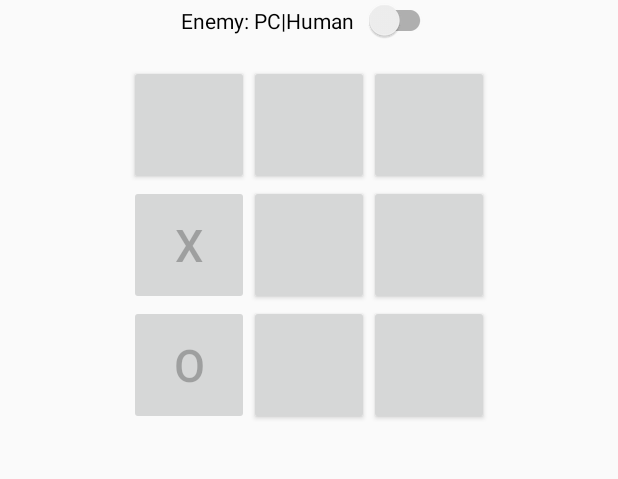
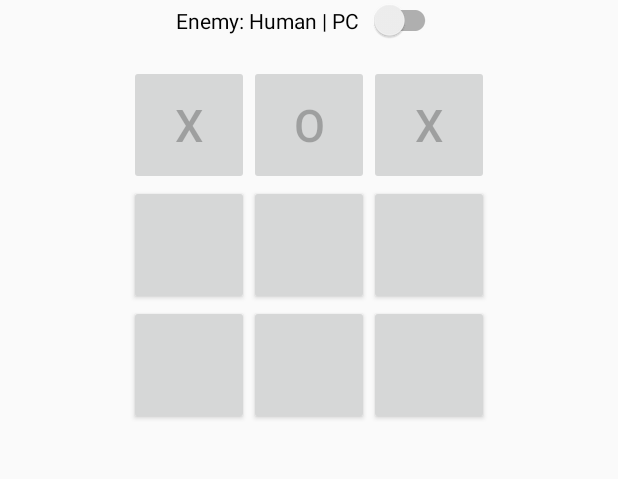
Before and after one commit to af2905/TicTacToy, an Android app: the screen it shows after launch (MainActivity), after a tap on an icon or button, on a phone screen of 412 x 824 dp, the part 137-616 px from its top. Run offline under Robolectric (Android 15) with nearby library versions, the phone set to English and light mode, and no system bars; 2 other taps on this screen came first.

Commit message:
Main activity in savedInstanceState and onClick changed

```diff
--- a/app/src/main/java/ru/job4j/tictactoy/Logic.java
+++ b/app/src/main/java/ru/job4j/tictactoy/Logic.java
@@ -41,7 +41,7 @@ class Logic {
                 break;
             }
         }
-        if (win == false) {
+        if (!win) {
             for (int i = 0; i < 3; i++) {
                 if (board[0][i] != null && board[0][i].equals(board[1][i])
                         && board[1][i].equals(board[2][i]) && board[0][i].equals(mark)) {
@@ -50,7 +50,7 @@ class Logic {
                 }
             }
         }
-        if (win == false) {
+        if (!win) {
             for (int i = 0; i < board.length; i++) {
                 for (int j = 0; j < board[i].length; j++) {
                     if (board[0][0] != null && board[0][0] == board[1][1]
@@ -60,7 +60,7 @@ class Logic {
                 }
             }
         }
-        if (win == false) {
+        if (!win) {
             for (int i = 0; i < board.length; i++) {
                 for (int j = 0; j < board[i].length; j++) {
                     if (board[0][2] != null && board[0][2] == board[1][1]
@@ -77,7 +77,7 @@ class Logic {
         X, O,
     }
 
-    void clear (){
+    void clear() {
         for (int i = 0; i < board.length; i++) {
             for (int j = 0; j < board[i].length; j++) {
                 board[i][j] = null;
@@ -98,4 +98,4 @@ class Logic {
         }
         return s;
     }
-  }
+}
--- a/app/src/main/java/ru/job4j/tictactoy/MainActivity.java
+++ b/app/src/main/java/ru/job4j/tictactoy/MainActivity.java
@@ -12,19 +12,21 @@ import androidx.appcompat.app.AppCompatActivity;
 import androidx.appcompat.widget.SwitchCompat;
 import androidx.core.util.Pair;
 
-import java.io.Serializable;
 import java.util.HashMap;
 import java.util.Map;
 
-public class MainActivity extends AppCompatActivity implements View.OnClickListener {
+public class MainActivity extends AppCompatActivity {
     SwitchCompat switchEnemy;
-    boolean ai = true;
+    boolean ai = false;
     Logic logic = new Logic();
     int[] cells = {R.id.btn0, R.id.btn1, R.id.btn2,
             R.id.btn3, R.id.btn4, R.id.btn5, R.id.btn6,
             R.id.btn7, R.id.btn8};
-    private static String TAG = "Log";
+    private static final String TAG = "Log";
     private Map<Integer, Pair<Integer, Integer>> marks = new HashMap<>();
+    private static final String BUTTON_TEXT = "buttonText";
+    private static final String BUTTON_ENABLED = "buttonEnabled";
+    private static final String AI = "ai";
 
     {
         marks.put(R.id.btn0, new Pair<>(0, 0));
@@ -42,77 +44,38 @@ public class MainActivity extends AppCompatActivity implements View.OnClickListe
     protected void onCreate(Bundle savedInstanceState) {
         super.onCreate(savedInstanceState);
         setContentView(R.layout.activity_main);
-        for (int id : cells) {
-            findViewById(id).setOnClickListener(this);
-        }
         switchEnemy = findViewById(R.id.switchEnemy);
         if (switchEnemy != null) {
             switchEnemy.setOnCheckedChangeListener(checked);
         }
 
         if (savedInstanceState != null) {
-            ai = savedInstanceState.getBoolean("ai");
-            cells = savedInstanceState.getIntArray("cells");
-            marks = (Map<Integer, Pair<Integer, Integer>>) savedInstanceState
-                    .getSerializable("marks");
+            ai = savedInstanceState.getBoolean(AI);
+            String[] buttonsText = savedInstanceState.getStringArray(BUTTON_TEXT);
+            boolean[] buttonsEnabled = savedInstanceState.getBooleanArray(BUTTON_ENABLED);
+
 
             for (int i = 0; i < cells.length; i++) {
                 Button button = findViewById(cells[i]);
-                String text = savedInstanceState.getString("buttonsText");
-                button.setText(text);
+                button.setText(buttonsText[i]);
+
+                button.setEnabled(buttonsEnabled[i]);
             }
+
         }
     }
 
     CompoundButton.OnCheckedChangeListener checked = (buttonView, isChecked) -> {
         if (isChecked) {
-            ai = false;
+            ai = true;
             Toast.makeText(getApplicationContext(), "Your opponent is a human",
                     Toast.LENGTH_SHORT).show();
         } else {
-            ai = true;
+            ai = false;
             Toast.makeText(getApplicationContext(), "Your opponent is a computer",
                     Toast.LENGTH_SHORT).show();
         }
     };
-
-    @Override
-    public void onClick(View v) {
-        Button button;
-        if (ai) {
-            button = randomChoiceFromAI();
-        } else button = findViewById(v.getId());
-
-        for (Map.Entry<Integer, Pair<Integer, Integer>> entry : marks.entrySet()) {
-            Logic.Mark currentMark;
-            if (entry.getKey() == v.getId()) {
-                if (logic.currentMarkIsX()) {
-                    currentMark = Logic.Mark.X;
-                    button.setText("X");
-                } else {
-                    currentMark = Logic.Mark.O;
-                    button.setText("O");
-                }
-                button.setEnabled(false);
-                Log.d(TAG, "button.getText() = " + button.getText());
-                logic.mark(entry.getValue().first, entry.getValue().second, currentMark);
-                Log.d(TAG, "checkArray(): " + logic.checkArray() + " currentMark: " + currentMark);
-                if (logic.isWin(currentMark)) {
-                    Toast.makeText(getApplicationContext(),
-                            "Congratulations! Winner is " + currentMark, Toast.LENGTH_SHORT).show();
-                    logic.clear();
-                    Log.d(TAG, "checkArray(): " + logic.checkArray());
-                    clearButtonsText();
-                }
-                if (!logic.hasGaps()) {
-                    logic.clear();
-                    clearButtonsText();
-                    Toast.makeText(getApplicationContext(),
-                            "Oh! Friendship won!", Toast.LENGTH_SHORT).show();
-                }
-            }
-        }
-    }
 
     public void clearButtonsText() {
         for (int i = 0; i < cells.length; i++) {
@@ -128,16 +91,52 @@ public class MainActivity extends AppCompatActivity implements View.OnClickListe
 
     }
 
+    public void answer(View v) {
+        Button button;
+        Logic.Mark currentMark;
+        if (ai) {
+            button = randomChoiceFromAI();
+        } else button = findViewById(v.getId());
+        if (logic.currentMarkIsX()) {
+            currentMark = Logic.Mark.X;
+            button.setText("X");
+        } else {
+            currentMark = Logic.Mark.O;
+            button.setText("O");
+        }
+        button.setEnabled(false);
+        logic.mark(marks.get(v.getId()).first, marks.get(v.getId()).second, currentMark);
+        if (logic.isWin(currentMark)) {
+            Toast.makeText(getApplicationContext(),
+                    "Congratulations! Winner is " + currentMark, Toast.LENGTH_SHORT).show();
+            logic.clear();
+            Log.d(TAG, "checkArray(): " + logic.checkArray());
+            clearButtonsText();
+        }
+        if (!logic.hasGaps()) {
+            logic.clear();
+            clearButtonsText();
+            Toast.makeText(getApplicationContext(),
+                    "Oh! Friendship won!", Toast.LENGTH_SHORT).show();
+        }
+    }
+
     @Override
     protected void onSaveInstanceState(Bundle outState) {
-        outState.putBoolean("ai", ai);
-        outState.putIntArray("cells", cells);
-        outState.putSerializable("marks", (Serializable) marks);
+        outState.putBoolean(AI, ai);
+        String[] buttonsText = new String[9];
+        boolean[] buttonEnabled = new boolean[9];
 
         for (int i = 0; i < cells.length; i++) {
-            Button buttonText = findViewById(cells[i]);
-            outState.putString("buttonText", buttonText.getText().toString());
+            Button button = findViewById(cells[i]);
+            buttonsText[i] = button.getText().toString();
+
+            if (button.isEnabled()) {
+                buttonEnabled[i] = button.isEnabled();
+            }
         }
+        outState.putStringArray(BUTTON_TEXT, buttonsText);
+        outState.putBooleanArray(BUTTON_ENABLED, buttonEnabled);
         super.onSaveInstanceState(outState);
     }
 }
--- a/app/src/main/res/layout/activity_main.xml
+++ b/app/src/main/res/layout/activity_main.xml
@@ -18,7 +18,7 @@
         android:layout_width="wrap_content"
         android:layout_height="wrap_content"
         android:layout_gravity="center"
-        android:text="Enemy: PC|Human  " />
+        android:text="Enemy: Human | PC  " />
 
     <LinearLayout
         android:layout_width="match_parent"
@@ -31,18 +31,21 @@
             android:id="@+id/btn0"
             android:layout_width="80dp"
             android:layout_height="80dp"
+            android:onClick="answer"
             android:textSize="30sp" />
 
         <Button
             android:id="@+id/btn1"
             android:layout_width="80dp"
             android:layout_height="80dp"
+            android:onClick="answer"
             android:textSize="30sp" />
 
         <Button
             android:id="@+id/btn2"
             android:layout_width="80dp"
             android:layout_height="80dp"
+            android:onClick="answer"
             android:textSize="30sp" />
     </LinearLayout>
 
@@ -56,18 +59,21 @@
             android:id="@+id/btn3"
             android:layout_width="80dp"
             android:layout_height="80dp"
+            android:onClick="answer"
             android:textSize="30sp" />
 
         <Button
             android:id="@+id/btn4"
             android:layout_width="80dp"
             android:layout_height="80dp"
+            android:onClick="answer"
             android:textSize="30sp" />
 
         <Button
             android:id="@+id/btn5"
             android:layout_width="80dp"
             android:layout_height="80dp"
+            android:onClick="answer"
             android:textSize="30sp" />
     </LinearLayout>
 
@@ -81,18 +87,21 @@
             android:id="@+id/btn6"
             android:layout_width="80dp"
             android:layout_height="80dp"
+            android:onClick="answer"
             android:textSize="30sp" />
 
         <Button
             android:id="@+id/btn7"
             android:layout_width="80dp"
             android:layout_height="80dp"
+            android:onClick="answer"
             android:textSize="30sp" />
 
         <Button
             android:id="@+id/btn8"
             android:layout_width="80dp"
             android:layout_height="80dp"
+            android:onClick="answer"
             android:textSize="30sp" />
     </LinearLayout>
 
```
